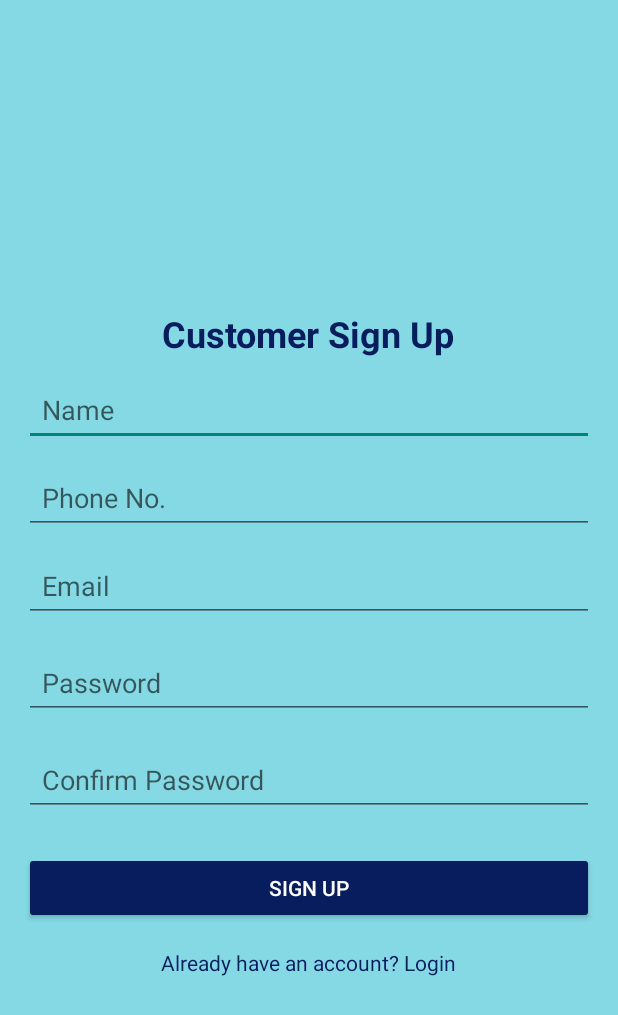
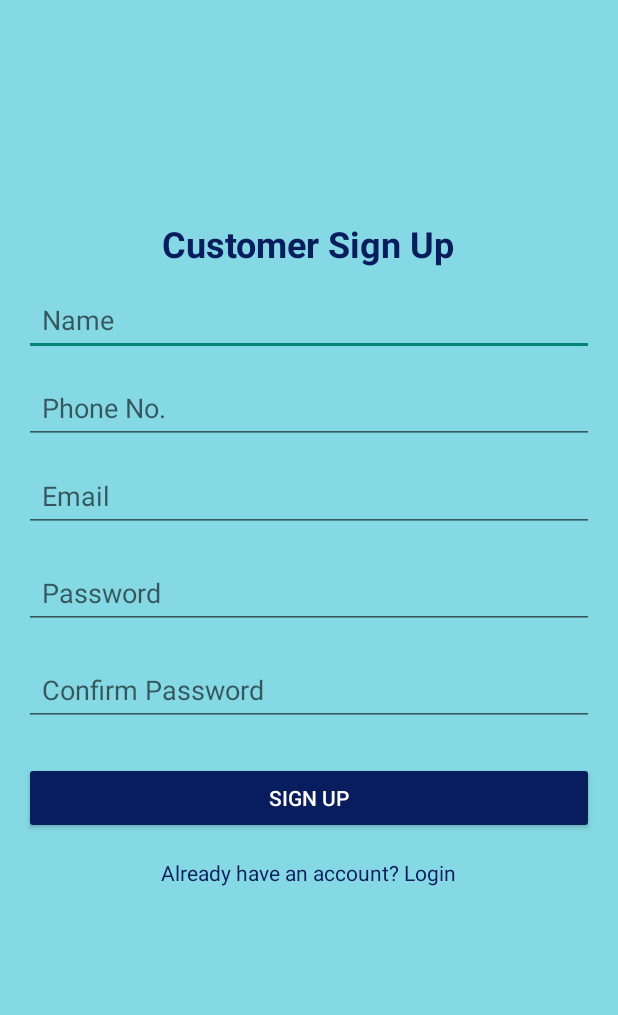
Before and after one commit to janhviwadhwa/customerconnect, an Android app: the customersignup screen opened directly, with no data from a screen before it, on a phone screen of 412 x 824 dp. Shown: the top 1015 px of the screen. Run offline under Robolectric (Android 15) with nearby library versions, the phone set to English and light mode, and no system bars; our stand-ins replace Firebase (no records; nobody signed in at launch, a user with empty details on screens opened directly).

Commit message:
Modifications in xml

```diff
--- a/app/src/main/res/layout/activity_customersignup.xml
+++ b/app/src/main/res/layout/activity_customersignup.xml
@@ -14,7 +14,7 @@
         android:layout_width="wrap_content"
         android:layout_height="wrap_content"
         android:layout_gravity="center"
-        android:layout_marginTop="190dp"
+        android:layout_marginTop="130dp"
         android:text="Customer Sign Up"
         android:textColor="#071D5E"
         android:textSize="24sp"
--- a/app/src/main/res/layout/activity_ownersignup.xml
+++ b/app/src/main/res/layout/activity_ownersignup.xml
@@ -14,7 +14,7 @@
         android:layout_width="wrap_content"
         android:layout_height="wrap_content"
         android:layout_gravity="center"
-        android:layout_marginTop="190dp"
+        android:layout_marginTop="130dp"
         android:text="Shop Owner Sign Up"
         android:textColor="#041442"
         android:textSize="24sp"
```
